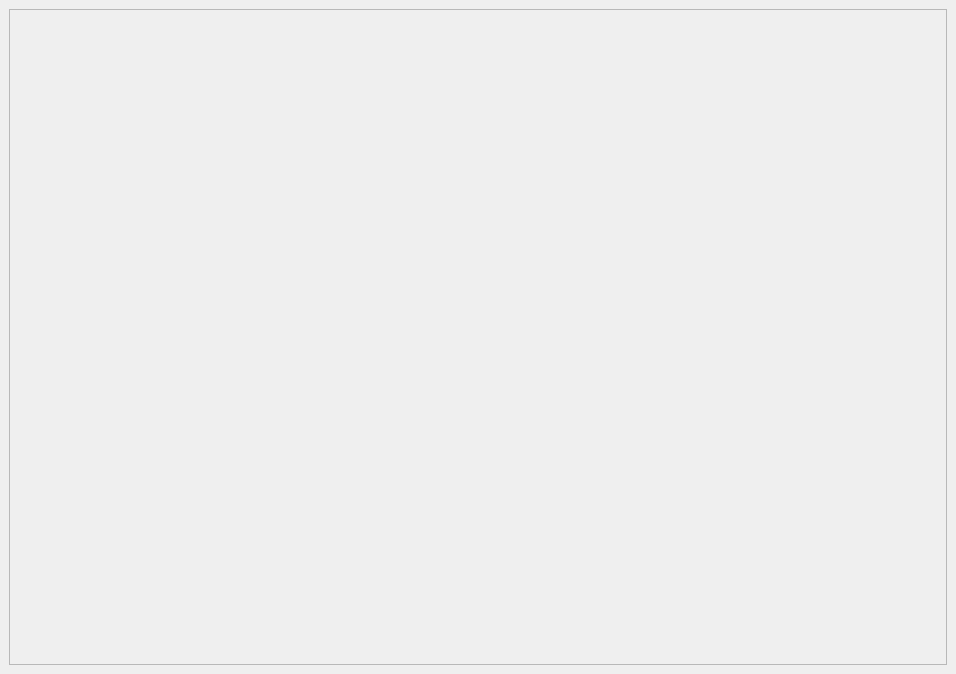
GanzytoX/Proyectos3, file NewInterfaces/Login.ui: the form before one commit.
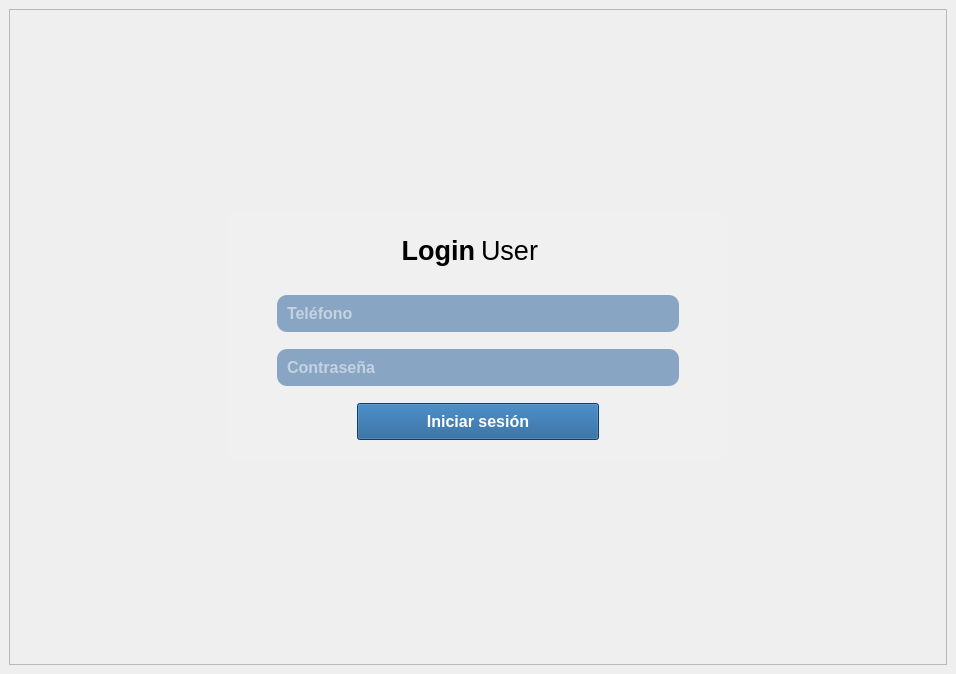
The form after the commit. Icons and pictures are not drawn.

Commit message: New login interface

The edit to the form file:
```diff
--- a/NewInterfaces/Login.ui
+++ b/NewInterfaces/Login.ui
@@ -36,6 +36,12 @@
         <verstretch>0</verstretch>
        </sizepolicy>
       </property>
+      <property name="minimumSize">
+       <size>
+        <width>502</width>
+        <height>600</height>
+       </size>
+      </property>
       <property name="styleSheet">
        <string notr="true">#frame{
 	padding: 80px 140px;
@@ -52,11 +58,17 @@
        <item alignment="Qt::AlignHCenter|Qt::AlignVCenter">
         <widget class="QWidget" name="widget" native="true">
          <property name="sizePolicy">
-          <sizepolicy hsizetype="Expanding" vsizetype="Expanding">
+          <sizepolicy hsizetype="Maximum" vsizetype="Maximum">
            <horstretch>0</horstretch>
            <verstretch>0</verstretch>
           </sizepolicy>
          </property>
+         <property name="minimumSize">
+          <size>
+           <width>500</width>
+           <height>0</height>
+          </size>
+         </property>
          <property name="maximumSize">
           <size>
            <width>900</width>
@@ -72,8 +84,205 @@
          <property name="styleSheet">
           <string notr="true">#widget{
 	background-color: rgb(240, 240, 240);
+	border-radius: 12px;
 }</string>
          </property>
+         <layout class="QVBoxLayout" name="verticalLayout_3">
+          <property name="spacing">
+           <number>0</number>
+          </property>
+          <item alignment="Qt::AlignHCenter">
+           <widget class="QLabel" name="label_2">
+            <property name="sizePolicy">
+             <sizepolicy hsizetype="Preferred" vsizetype="Preferred">
+              <horstretch>0</horstretch>
+              <verstretch>0</verstretch>
+             </sizepolicy>
+            </property>
+            <property name="maximumSize">
+             <size>
+              <width>150</width>
+              <height>150</height>
+             </size>
+            </property>
+            <property name="styleSheet">
+             <string notr="true">#label_2{
+	height: 50px;
+}</string>
+            </property>
+            <property name="frameShape">
+             <enum>QFrame::NoFrame</enum>
+            </property>
+            <property name="frameShadow">
+             <enum>QFrame::Plain</enum>
+            </property>
+            <property name="lineWidth">
+             <number>0</number>
+            </property>
+            <property name="text">
+             <string/>
+            </property>
+            <property name="pixmap">
+             <pixmap>../img/logo.ico</pixmap>
+            </property>
+            <property name="scaledContents">
+             <bool>true</bool>
+            </property>
+            <property name="alignment">
+             <set>Qt::AlignCenter</set>
+            </property>
+            <property name="wordWrap">
+             <bool>true</bool>
+            </property>
+            <property name="margin">
+             <number>0</number>
+            </property>
+           </widget>
+          </item>
+          <item alignment="Qt::AlignVCenter">
+           <widget class="QWidget" name="widget_2" native="true">
+            <layout class="QHBoxLayout" name="horizontalLayout">
+             <property name="spacing">
+              <number>6</number>
+             </property>
+             <property name="topMargin">
+              <number>0</number>
+             </property>
+             <property name="bottomMargin">
+              <number>17</number>
+             </property>
+             <item>
+              <widget class="QLabel" name="label">
+               <property name="font">
+                <font>
+                 <family>Segoe UI</family>
+                 <pointsize>20</pointsize>
+                 <italic>false</italic>
+                 <bold>true</bold>
+                </font>
+               </property>
+               <property name="styleSheet">
+                <string notr="true">#label{
+	
+	font-weight: bold;
+}</string>
+               </property>
+               <property name="text">
+                <string>Login</string>
+               </property>
+               <property name="scaledContents">
+                <bool>false</bool>
+               </property>
+               <property name="alignment">
+                <set>Qt::AlignRight|Qt::AlignTrailing|Qt::AlignVCenter</set>
+               </property>
+              </widget>
+             </item>
+             <item>
+              <widget class="QLabel" name="label_3">
+               <property name="font">
+                <font>
+                 <family>Segoe UI</family>
+                 <pointsize>20</pointsize>
+                 <italic>false</italic>
+                 <bold>false</bold>
+                </font>
+               </property>
+               <property name="styleSheet">
+                <string notr="true"/>
+               </property>
+               <property name="text">
+                <string>User</string>
+               </property>
+              </widget>
+             </item>
+            </layout>
+           </widget>
+          </item>
+          <item>
+           <widget class="QLineEdit" name="lineEdit">
+            <property name="sizePolicy">
+             <sizepolicy hsizetype="Expanding" vsizetype="Fixed">
+              <horstretch>0</horstretch>
+              <verstretch>0</verstretch>
+             </sizepolicy>
+            </property>
+            <property name="font">
+             <font>
+              <pointsize>12</pointsize>
+              <bold>true</bold>
+             </font>
+            </property>
+            <property name="styleSheet">
+             <string notr="true">#lineEdit{
+	margin: 12 40 12 40;
+	padding: 8;
+	background-color: #88a6c3;
+	color: white;
+	font-weight: bold;
+	border-radius: 10;
+}</string>
+            </property>
+            <property name="maxLength">
+             <number>12</number>
+            </property>
+            <property name="frame">
+             <bool>false</bool>
+            </property>
+            <property name="placeholderText">
+             <string>Teléfono</string>
+            </property>
+           </widget>
+          </item>
+          <item>
+           <widget class="QLineEdit" name="lineEdit_2">
+            <property name="font">
+             <font>
+              <pointsize>12</pointsize>
+              <bold>true</bold>
+             </font>
+            </property>
+            <property name="styleSheet">
+             <string notr="true">#lineEdit_2{
+	margin: 5 40 5 40;
+	padding: 8;
+	background-color: #88a6c3;
+	color: white;
+	font-weight: bold;
+	border-radius: 10;
+}</string>
+            </property>
+            <property name="echoMode">
+             <enum>QLineEdit::Password</enum>
+            </property>
+            <property name="placeholderText">
+             <string>Contraseña</string>
+            </property>
+           </widget>
+          </item>
+          <item>
+           <widget class="QPushButton" name="pushButton">
+            <property name="font">
+             <font>
+              <pointsize>12</pointsize>
+              <bold>true</bold>
+             </font>
+            </property>
+            <property name="styleSheet">
+             <string notr="true">#pushButton{
+	margin: 12 120 12 120;
+	padding: 8 10 8 10;
+	color: white;
+	background-color: #185791;
+	font-weight: bold;
+}</string>
+            </property>
+            <property name="text">
+             <string>Iniciar sesión</string>
+            </property>
+           </widget>
+          </item>
+         </layout>
         </widget>
        </item>
       </layout>
```
Left out of the diff: 2 changed lines with no effect on the pictures. The commit also changes 28 other files.
